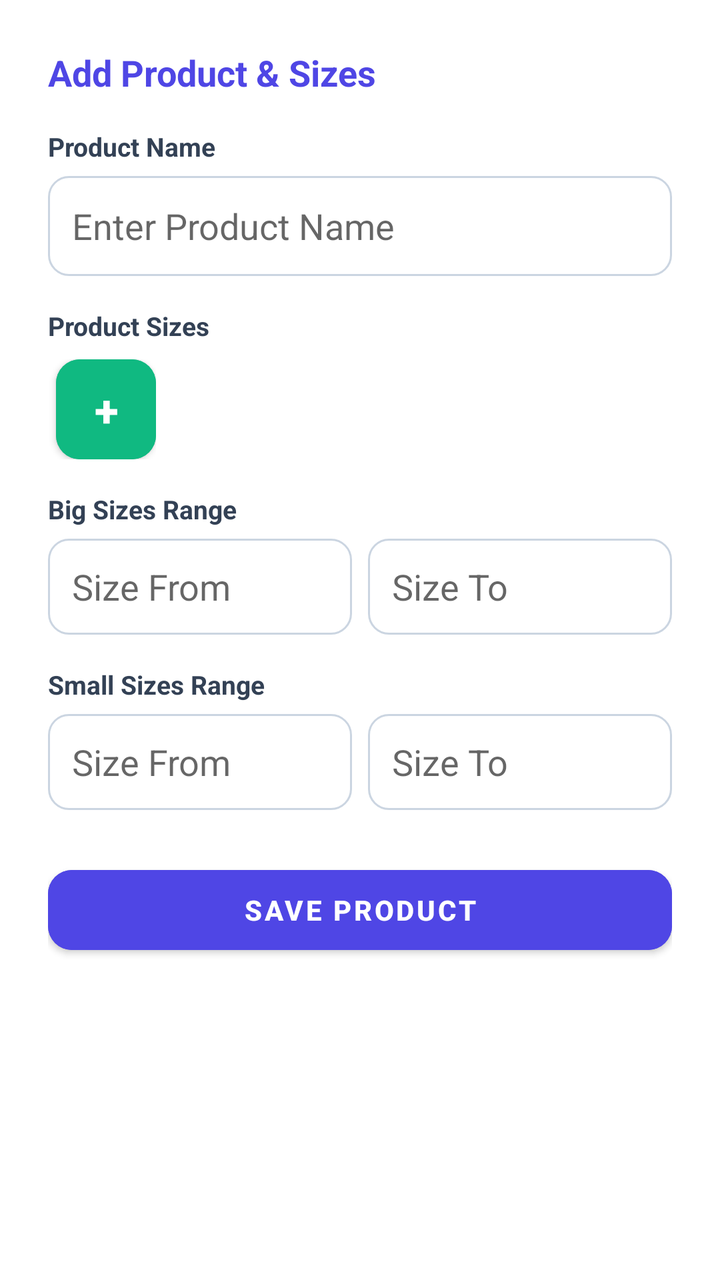
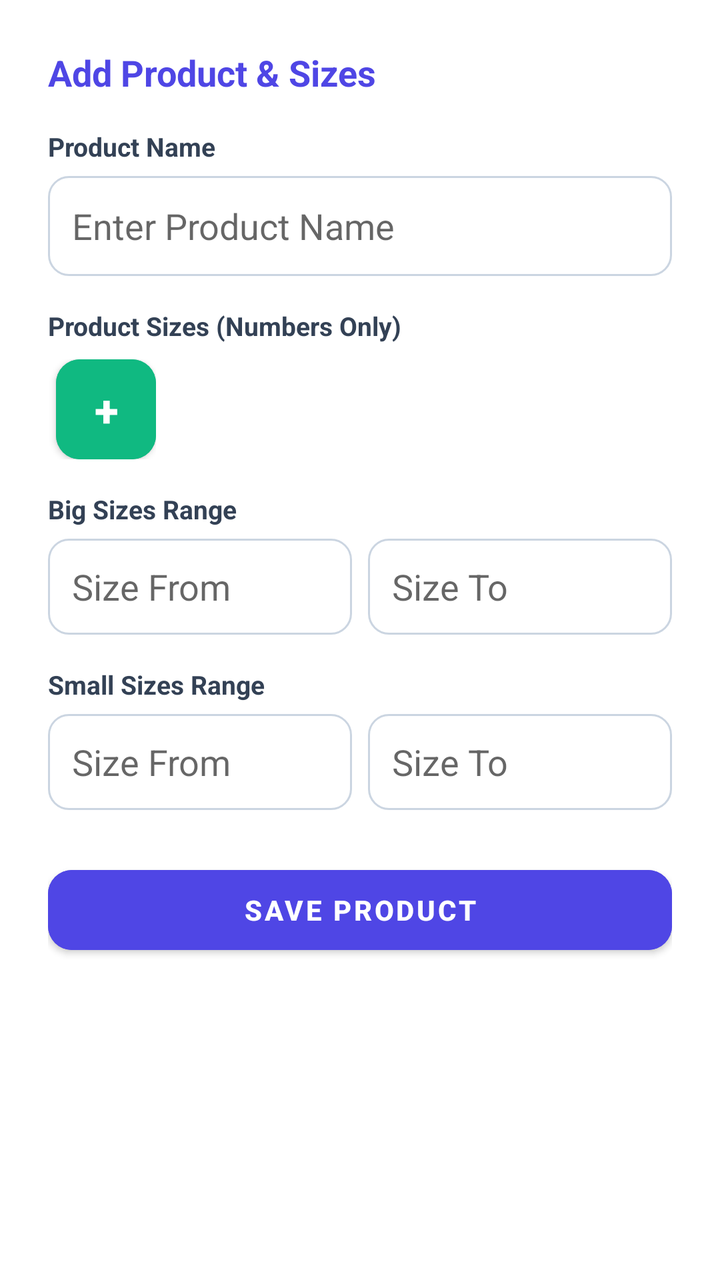

Two renders of the same Android screen: before a commit and after it. Below are the layout's source before the change and the commit's diff.
<!-- AndroidManifest.xml: application theme Theme.MaterialComponents.DayNight.NoActionBar -->
<!-- res/layout/dialog_product_config.xml -->
<?xml version="1.0" encoding="utf-8"?>
<ScrollView xmlns:android="http://schemas.android.com/apk/res/android"
    xmlns:app="http://schemas.android.com/apk/res-auto"
    android:layout_width="match_parent"
    android:layout_height="wrap_content"
    android:background="@drawable/bg_dialog_rounded"
    android:padding="24dp">

    <LinearLayout
        android:layout_width="match_parent"
        android:layout_height="wrap_content"
        android:orientation="vertical">

        <TextView
            android:layout_width="wrap_content"
            android:layout_height="wrap_content"
            android:text="Add Product &amp; Sizes"
            android:textSize="18sp"
            android:textStyle="bold"
            android:textColor="#4F46E5"
            android:layout_marginBottom="16dp"/>

        <TextView 
            android:layout_width="wrap_content"
            android:layout_height="wrap_content"
            android:text="Product Name" 
            android:textSize="13sp"
            android:textStyle="bold" 
            android:textColor="#334155"
            android:layout_marginBottom="6dp"/>
        <EditText
            android:id="@+id/etProductName"
            android:layout_width="match_parent"
            android:layout_height="50dp"
            android:hint="Enter Product Name"
            android:paddingHorizontal="12dp"
            android:background="@drawable/bg_rounded_edittext"
            android:layout_marginBottom="16dp"/>

        <TextView 
            android:layout_width="wrap_content"
            android:layout_height="wrap_content"
            android:text="Product Sizes" 
            android:textSize="13sp"
            android:textStyle="bold" 
            android:textColor="#334155"
            android:layout_marginBottom="8dp"/>

        
        <HorizontalScrollView
            android:layout_width="match_parent"
            android:layout_height="wrap_content"
            android:scrollbars="none"
            android:layout_marginBottom="16dp">

            <LinearLayout
                android:layout_width="wrap_content"
                android:layout_height="wrap_content"
                android:orientation="horizontal"
                android:gravity="center_vertical">

                <LinearLayout
                    android:id="@+id/layoutSizeRows"
                    android:layout_width="wrap_content"
                    android:layout_height="wrap_content"
                    android:orientation="horizontal"
                    android:gravity="center_vertical"/>

                <com.google.android.material.button.MaterialButton
                    android:id="@+id/btnAddSize"
                    android:layout_width="50dp"
                    android:layout_height="50dp"
                    android:text="+"
                    android:textSize="22sp"
                    android:textStyle="bold"
                    android:insetLeft="0dp"
                    android:insetTop="0dp"
                    android:insetRight="0dp"
                    android:insetBottom="0dp"
                    android:padding="0dp"
                    android:backgroundTint="#10B981"
                    android:textColor="#FFFFFF"
                    app:cornerRadius="12dp"
                    android:layout_marginStart="4dp"/>
            </LinearLayout>
        </HorizontalScrollView>

        <TextView 
            android:layout_width="wrap_content"
            android:layout_height="wrap_content"
            android:text="Big Sizes Range" 
            android:textSize="13sp"
            android:textStyle="bold" 
            android:textColor="#334155"
            android:layout_marginBottom="6dp"/>
        <LinearLayout
            android:layout_width="match_parent"
            android:layout_height="wrap_content"
            android:orientation="horizontal"
            android:layout_marginBottom="16dp">
            <EditText
                android:id="@+id/etBigFrom"
                android:layout_width="0dp"
                android:layout_height="48dp"
                android:layout_weight="1"
                android:hint="Size From"
                android:paddingHorizontal="12dp"
                android:background="@drawable/bg_rounded_edittext"
                android:layout_marginRight="8dp"/>
            <EditText
                android:id="@+id/etBigTo"
                android:layout_width="0dp"
                android:layout_height="48dp"
                android:layout_weight="1"
                android:hint="Size To"
                android:paddingHorizontal="12dp"
                android:background="@drawable/bg_rounded_edittext"/>
        </LinearLayout>

        <TextView 
            android:layout_width="wrap_content"
            android:layout_height="wrap_content"
            android:text="Small Sizes Range" 
            android:textSize="13sp"
            android:textStyle="bold" 
            android:textColor="#334155"
            android:layout_marginBottom="6dp"/>
        <LinearLayout
            android:layout_width="match_parent"
            android:layout_height="wrap_content"
            android:orientation="horizontal"
            android:layout_marginBottom="24dp">
            <EditText
                android:id="@+id/etSmallFrom"
                android:layout_width="0dp"
                android:layout_height="48dp"
                android:layout_weight="1"
                android:hint="Size From"
                android:paddingHorizontal="12dp"
                android:background="@drawable/bg_rounded_edittext"
                android:layout_marginRight="8dp"/>
            <EditText
                android:id="@+id/etSmallTo"
                android:layout_width="0dp"
                android:layout_height="48dp"
                android:layout_weight="1"
                android:hint="Size To"
                android:paddingHorizontal="12dp"
                android:background="@drawable/bg_rounded_edittext"/>
        </LinearLayout>

        <Button
            android:id="@+id/btnSaveProduct"
            android:layout_width="match_parent"
            android:layout_height="52dp"
            android:text="Save Product"
            android:textStyle="bold"
            android:backgroundTint="#4F46E5"
            android:textColor="#FFFFFF"
            app:cornerRadius="12dp"/>

    </LinearLayout>
</ScrollView>
<!-- resources referenced by this layout -->
<resources>
  <!-- drawable bg_dialog_rounded (drawable) -->
  <?xml version="1.0" encoding="utf-8"?>
  <shape xmlns:android="http://schemas.android.com/apk/res/android"
      android:shape="rectangle">
      <solid android:color="#FFFFFF"/>
      <corners android:radius="20dp"/>
  </shape>
  <!-- drawable bg_rounded_edittext (drawable) -->
  <?xml version="1.0" encoding="utf-8"?>
  <shape xmlns:android="http://schemas.android.com/apk/res/android"
      android:shape="rectangle">
      <solid android:color="#FFFFFF"/>
      <corners android:radius="10dp"/>
      <stroke android:width="1dp" android:color="#CBD5E1"/>
  </shape>
</resources>

<!-- the commit's change to res/layout/dialog_product_config.xml (unified diff, before → after) -->
@@ -34,13 +34,17 @@
             android:layout_height="50dp"
             android:hint="Enter Product Name"
             android:paddingHorizontal="12dp"
+            android:inputType="textCapWords"
+            android:singleLine="true"
+            android:maxLines="1"
+            android:imeOptions="actionNext"
             android:background="@drawable/bg_rounded_edittext"
             android:layout_marginBottom="16dp"/>
 
         <TextView 
             android:layout_width="wrap_content"
             android:layout_height="wrap_content"
-            android:text="Product Sizes" 
+            android:text="Product Sizes (Numbers Only)" 
             android:textSize="13sp"
             android:textStyle="bold" 
             android:textColor="#334155"
@@ -104,6 +108,9 @@
                 android:layout_height="48dp"
                 android:layout_weight="1"
                 android:hint="Size From"
+                android:inputType="number"
+                android:singleLine="true"
+                android:imeOptions="actionNext"
                 android:paddingHorizontal="12dp"
                 android:background="@drawable/bg_rounded_edittext"
                 android:layout_marginRight="8dp"/>
@@ -113,6 +120,9 @@
                 android:layout_height="48dp"
                 android:layout_weight="1"
                 android:hint="Size To"
+                android:inputType="number"
+                android:singleLine="true"
+                android:imeOptions="actionNext"
                 android:paddingHorizontal="12dp"
                 android:background="@drawable/bg_rounded_edittext"/>
         </LinearLayout>
@@ -136,6 +146,9 @@
                 android:layout_height="48dp"
                 android:layout_weight="1"
                 android:hint="Size From"
+                android:inputType="number"
+                android:singleLine="true"
+                android:imeOptions="actionNext"
                 android:paddingHorizontal="12dp"
                 android:background="@drawable/bg_rounded_edittext"
                 android:layout_marginRight="8dp"/>
@@ -145,6 +158,9 @@
                 android:layout_height="48dp"
                 android:layout_weight="1"
                 android:hint="Size To"
+                android:inputType="number"
+                android:singleLine="true"
+                android:imeOptions="actionDone"
                 android:paddingHorizontal="12dp"
                 android:background="@drawable/bg_rounded_edittext"/>
         </LinearLayout>
